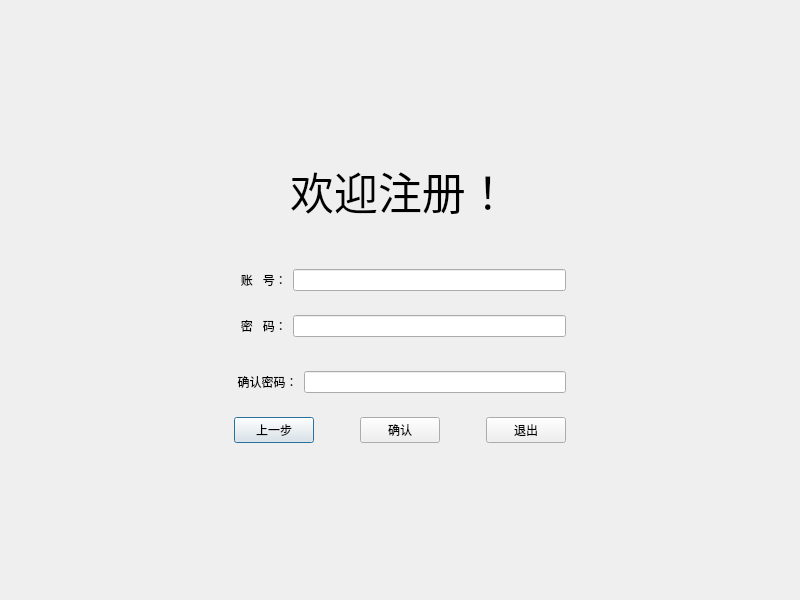
ohayo2333/bysj, file qt/class2/register.ui: the form before one commit.
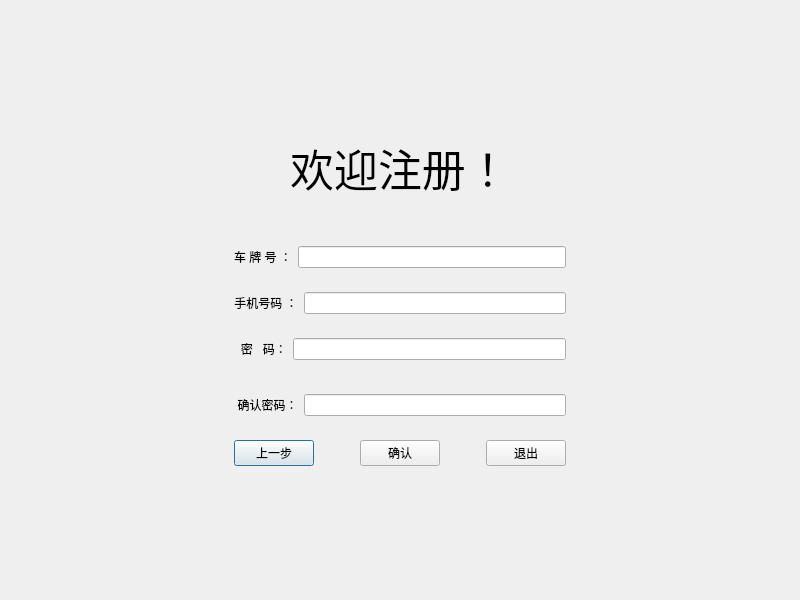
The form after the commit.

What changed in the file:
```diff
--- a/qt/class2/register.ui
+++ b/qt/class2/register.ui
@@ -15,14 +15,14 @@
   </property>
   <layout class="QGridLayout" name="gridLayout">
    <item row="0" column="1">
-    <spacer name="verticalSpacer_6">
+    <spacer name="verticalSpacer_7">
      <property name="orientation">
       <enum>Qt::Vertical</enum>
      </property>
      <property name="sizeHint" stdset="0">
       <size>
        <width>20</width>
-       <height>120</height>
+       <height>94</height>
       </size>
      </property>
     </spacer>
@@ -34,13 +34,13 @@
      </property>
      <property name="sizeHint" stdset="0">
       <size>
-       <width>203</width>
+       <width>184</width>
        <height>20</height>
       </size>
      </property>
     </spacer>
    </item>
-   <item row="1" column="1">
+   <item row="1" column="1" rowspan="2">
     <layout class="QVBoxLayout" name="verticalLayout">
      <item>
       <widget class="QLabel" name="label">
@@ -72,11 +72,41 @@
       </spacer>
      </item>
      <item>
-      <layout class="QHBoxLayout" name="horizontalLayout_4">
+      <layout class="QHBoxLayout" name="horizontalLayout">
+       <item>
+        <widget class="QLabel" name="label_5">
+         <property name="text">
+          <string>车 牌 号 ：</string>
+         </property>
+         <property name="alignment">
+          <set>Qt::AlignCenter</set>
+         </property>
+        </widget>
+       </item>
+       <item>
+        <widget class="QLineEdit" name="CarIdEdit"/>
+       </item>
+      </layout>
+     </item>
+     <item>
+      <spacer name="verticalSpacer_5">
+       <property name="orientation">
+        <enum>Qt::Vertical</enum>
+       </property>
+       <property name="sizeHint" stdset="0">
+        <size>
+         <width>20</width>
+         <height>18</height>
+        </size>
+       </property>
+      </spacer>
+     </item>
+     <item>
+      <layout class="QHBoxLayout" name="horizontalLayout_2">
        <item>
         <widget class="QLabel" name="label_2">
          <property name="text">
-          <string>  账   号：</string>
+          <string>手机号码 ：</string>
          </property>
          <property name="alignment">
           <set>Qt::AlignCenter</set>
@@ -84,7 +114,7 @@
         </widget>
        </item>
        <item>
-        <widget class="QLineEdit" name="regUserEdit">
+        <widget class="QLineEdit" name="phoneEdit">
          <property name="text">
           <string/>
          </property>
@@ -140,7 +170,7 @@
       </spacer>
      </item>
      <item>
-      <layout class="QHBoxLayout" name="horizontalLayout_2">
+      <layout class="QHBoxLayout" name="horizontalLayout_4">
        <item>
         <widget class="QLabel" name="label_4">
          <property name="text">
@@ -174,7 +204,7 @@
       </spacer>
      </item>
      <item>
-      <layout class="QHBoxLayout" name="horizontalLayout">
+      <layout class="QHBoxLayout" name="horizontalLayout_5">
        <item>
         <widget class="QPushButton" name="backBtn">
          <property name="text">
@@ -226,28 +256,28 @@
      </item>
     </layout>
    </item>
-   <item row="1" column="2">
+   <item row="2" column="2">
     <spacer name="horizontalSpacer_4">
      <property name="orientation">
       <enum>Qt::Horizontal</enum>
      </property>
      <property name="sizeHint" stdset="0">
       <size>
-       <width>203</width>
+       <width>183</width>
        <height>20</height>
       </size>
      </property>
     </spacer>
    </item>
-   <item row="2" column="1">
-    <spacer name="verticalSpacer_5">
+   <item row="3" column="1">
+    <spacer name="verticalSpacer_6">
      <property name="orientation">
       <enum>Qt::Vertical</enum>
      </property>
      <property name="sizeHint" stdset="0">
       <size>
        <width>20</width>
-       <height>119</height>
+       <height>93</height>
       </size>
      </property>
     </spacer>
```
